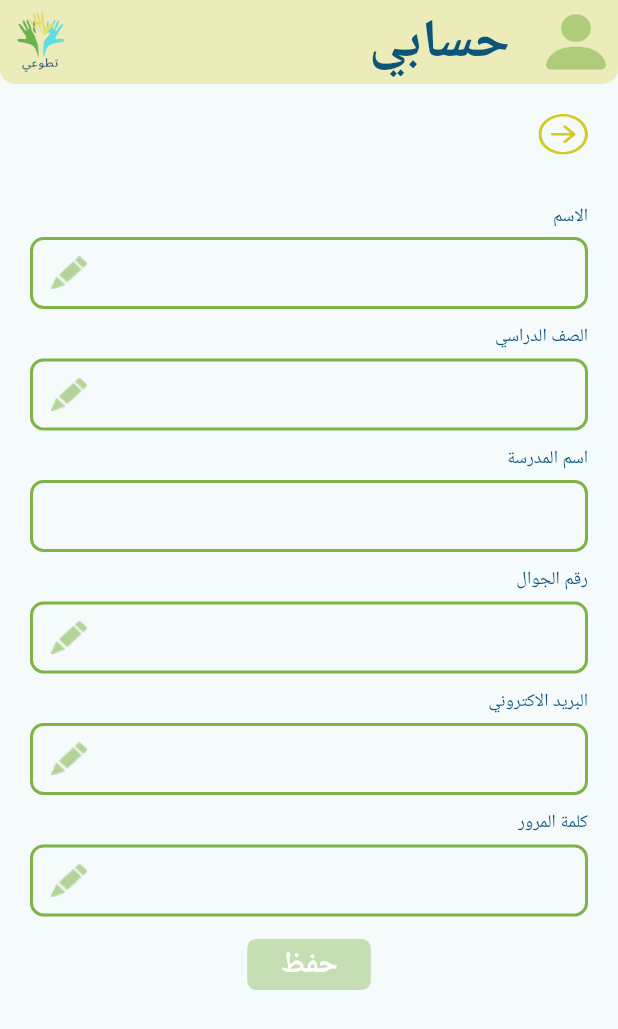
After one commit to mnayr/Tatwaei, a Flutter app: the StudentInfoPage screen opened directly, on a phone screen of 412 x 824 dp. The commit adds this screen. Shown: the top 1029 px of the screen. Run offline on Flutter 3.47's test engine with Material 3 defaults, Android fonts, the phone set to English and light mode, and no system bars; our stand-ins replace awesome_dialog, flutter_svg, get, google_fonts; missing offline and left inert: msh_checkbox.

Commit message:
student info completed

```diff
--- a/lib/views/pages/student_panel/components/drawer_data.dart
+++ b/lib/views/pages/student_panel/components/drawer_data.dart
@@ -2,6 +2,7 @@ import 'package:flutter/material.dart';
 import 'package:get/get.dart';
 import 'package:google_fonts/google_fonts.dart';
 import 'package:tatwei/constants/colors.dart';
+import 'package:tatwei/views/pages/student_panel/student_info/student_info_page.dart';
 import 'package:tatwei/views/widgets/drawer_tile.dart';
 
 class DrawerData extends StatelessWidget {
@@ -33,7 +34,7 @@ class DrawerData extends StatelessWidget {
             ),
             SizedBox(height: Get.height * 0.06),
             DrawerTile(
-              onTap: () {},
+              onTap: () => Get.to(() => StudentInfoPage()),
               title: 'حسابي',
               iconImage: '',
             ),
--- a/lib/views/pages/student_panel/home/home_page.dart
+++ b/lib/views/pages/student_panel/home/home_page.dart
@@ -1,18 +1,10 @@
-import 'package:awesome_dialog/awesome_dialog.dart';
 import 'package:flutter/material.dart';
-import 'package:flutter_svg/svg.dart';
 import 'package:get/get.dart';
 import 'package:google_fonts/google_fonts.dart';
-import 'package:msh_checkbox/msh_checkbox.dart';
 import 'package:tatwei/constants/colors.dart';
 import 'package:tatwei/model/oppertunity_model.dart';
-import 'package:tatwei/model/search_model.dart';
 import 'package:tatwei/views/pages/student_panel/components/drawer_data.dart';
-import 'package:tatwei/views/pages/student_panel/home/components/aljins_search_data.dart';
-import 'package:tatwei/views/pages/student_panel/home/components/almajaal_search_data.dart';
-import 'package:tatwei/views/pages/student_panel/home/components/almakaan_search_data.dart';
 import 'package:tatwei/views/pages/student_panel/home/components/apply_filter_button.dart';
-import 'package:tatwei/views/pages/student_panel/home/components/filter_button.dart';
 import 'package:tatwei/views/pages/student_panel/home/components/search_field.dart';
 
 class HomePage extends StatefulWidget {
@@ -32,6 +24,18 @@ class _HomePageState extends State<HomePage> {
       appBar: PreferredSize(
         preferredSize: const Size.fromHeight(70.0),
         child: AppBar(
+          leading: Builder(builder: (BuildContext context) {
+            return IconButton(
+              icon: const Icon(
+                Icons.menu,
+                size: 40,
+              ),
+              onPressed: () {
+                Scaffold.of(context).openDrawer();
+              },
+              tooltip: MaterialLocalizations.of(context).openAppDrawerTooltip,
+            );
+          }),
           shape: const RoundedRectangleBorder(
             borderRadius: BorderRadius.vertical(
               bottom: Radius.circular(10),
--- /dev/null
+++ b/lib/views/pages/student_panel/student_info/student_info_page.dart
@@ -0,0 +1,118 @@
+import 'package:flutter/material.dart';
+import 'package:flutter_svg/svg.dart';
+import 'package:get/get.dart';
+import 'package:google_fonts/google_fonts.dart';
+import 'package:tatwei/constants/colors.dart';
+import 'package:tatwei/constants/font_style.dart';
+import 'package:tatwei/views/widgets/common_appbar.dart';
+import 'package:tatwei/views/widgets/common_field.dart';
+
+class StudentInfoPage extends StatelessWidget {
+  StudentInfoPage({super.key});
+  final TextEditingController nameController = TextEditingController();
+  final TextEditingController gradeController = TextEditingController();
+  final TextEditingController phoneController = TextEditingController();
+  final TextEditingController mailController = TextEditingController();
+  final TextEditingController passController = TextEditingController();
+  @override
+  Widget build(BuildContext context) {
+    return Scaffold(
+      resizeToAvoidBottomInset: false,
+      appBar: const CommonAppbar(title: 'حسابي'),
+      body: SizedBox(
+        height: Get.height,
+        width: Get.width,
+        child: Padding(
+          padding: const EdgeInsets.symmetric(horizontal: 20, vertical: 20),
+          child: Column(
+            crossAxisAlignment: CrossAxisAlignment.start,
+            children: [
+              GestureDetector(
+                  onTap: () => Get.back(),
+                  child: SvgPicture.asset('assets/icons/back_arrow.svg')),
+              SizedBox(height: Get.height * 0.04),
+              CommonField(
+                  controller: nameController,
+                  prefixIcon: 'assets/icons/edit.png',
+                  onChanged: (value) {},
+                  validator: (value) {
+                    return '';
+                  },
+                  title: 'الاسم'),
+              const SizedBox(height: 10),
+              CommonField(
+                  controller: gradeController,
+                  prefixIcon: 'assets/icons/edit.png',
+                  onChanged: (value) {},
+                  validator: (value) {
+                    return '';
+                  },
+                  title: 'الصف الدراسي'),
+              const SizedBox(height: 10),
+              CommonField(
+                  controller: gradeController,
+                  prefixIcon: 'assets/icons/edit.png',
+                  onChanged: (value) {},
+                  validator: (value) {
+                    return '';
+                  },
+                  title: 'اسم المدرسة',
+                  isShowPrefix: false),
+              const SizedBox(height: 10),
+              CommonField(
+                  controller: phoneController,
+                  prefixIcon: 'assets/icons/edit.png',
+                  onChanged: (value) {},
+                  validator: (value) {
+                    return '';
+                  },
+                  title: 'رقم الجوال'),
+              const SizedBox(height: 10),
+              CommonField(
+                  controller: mailController,
+                  prefixIcon: 'assets/icons/edit.png',
+                  onChanged: (value) {},
+                  validator: (value) {
+                    return '';
+                  },
+                  title: 'البريد الاكتروني'),
+              const SizedBox(height: 10),
+              CommonField(
+                  controller: passController,
+                  prefixIcon: 'assets/icons/edit.png',
+                  onChanged: (value) {},
+                  validator: (value) {
+                    return '';
+                  },
+                  isObscure: true,
+                  title: 'كلمة المرور'),
+              Center(
+                child: GestureDetector(
+                  onTap: () {},
+                  child: Container(
+                    height: 34,
+                    width: Get.width * 0.2,
+                    margin: const EdgeInsets.all(15),
+                    decoration: BoxDecoration(
+                      color: ColorClass.darkGreenColor.withOpacity(.4),
+                      borderRadius: BorderRadius.circular(6),
+                    ),
+                    child: Center(
+                      child: Text(
+                        'حفظ',
+                        style: GoogleFonts.inter(
+                            color: Colors.white,
+                            fontSize: 20,
+                            fontWeight: FontWeight.w600),
+                      ),
+                    ),
+                  ),
+                ),
+              ),
+            ],
+          ),
+        ),
+      ),
+    );
+  }
+}
--- /dev/null
+++ b/lib/views/widgets/common_appbar.dart
@@ -0,0 +1,39 @@
+import 'package:flutter/material.dart';
+import 'package:tatwei/constants/font_style.dart';
+
+class CommonAppbar extends StatelessWidget implements PreferredSizeWidget {
+  const CommonAppbar({
+    Key? key,
+    required this.title,
+  })  : preferredSize = const Size.fromHeight(kToolbarHeight),
+        super(key: key);
+  final String title;
+  @override
+  final Size preferredSize; // default is 56.0
+
+  @override
+  Widget build(BuildContext context) {
+    return AppBar(
+      shape: const RoundedRectangleBorder(
+        borderRadius: BorderRadius.vertical(
+          bottom: Radius.circular(10),
+        ),
+      ),
+      actions: [
+        Padding(
+          padding: const EdgeInsets.all(8.0),
+          child: Image.asset('assets/icons/logo_text.png'),
+        )
+      ],
+      backgroundColor: const Color(0xffD3CA25).withOpacity(.3),
+      leading: Padding(
+        padding: const EdgeInsets.all(8.0),
+        child: Image.asset('assets/icons/profile.png'),
+      ),
+      title: Text(
+        title,
+        style: FontStyles.boldText,
+      ),
+    );
+  }
+}
--- a/lib/views/widgets/common_field.dart
+++ b/lib/views/widgets/common_field.dart
@@ -13,6 +13,7 @@ class CommonField extends StatelessWidget {
     required this.validator,
     this.isObscure = false,
     required this.title,
+    this.isShowPrefix = true,
   });
   final TextEditingController controller;
   final String prefixIcon;
@@ -20,6 +21,7 @@ class CommonField extends StatelessWidget {
   final String? Function(String?)? validator;
   bool isObscure;
   final String title;
+  bool isShowPrefix;
   @override
   Widget build(BuildContext context) {
     return Column(
@@ -35,7 +37,7 @@ class CommonField extends StatelessWidget {
           textDirection: TextDirection.rtl,
           decoration: InputDecoration(
             hintTextDirection: TextDirection.rtl,
-            suffixIcon: Image.asset(prefixIcon),
+            suffixIcon: isShowPrefix ? Image.asset(prefixIcon) : null,
             contentPadding: const EdgeInsets.only(right: 10),
             border: OutlineInputBorder(
               borderRadius: BorderRadius.circular(9),
```
Also changed, not shown: assets/icons/back_arrow.svg (added), assets/icons/edit.png (added), assets/icons/menu.svg (added).
